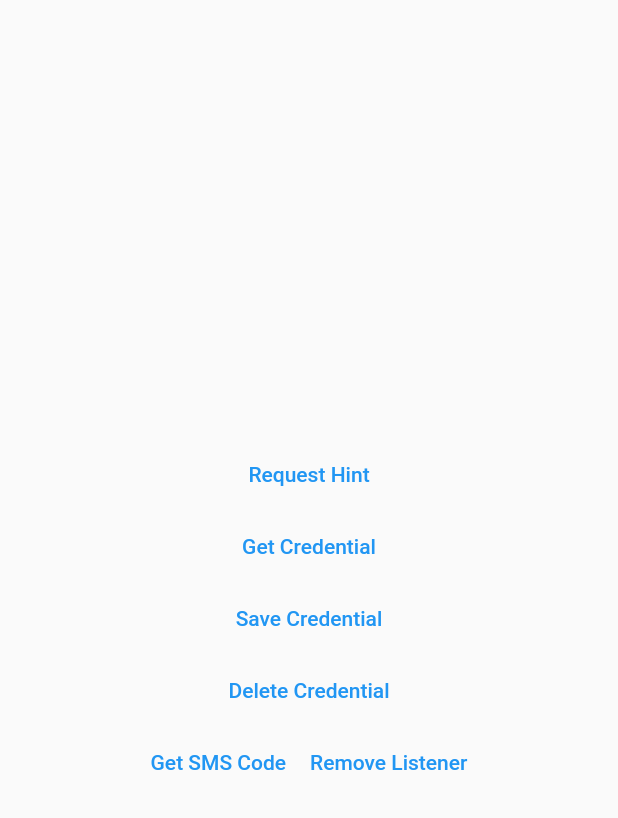
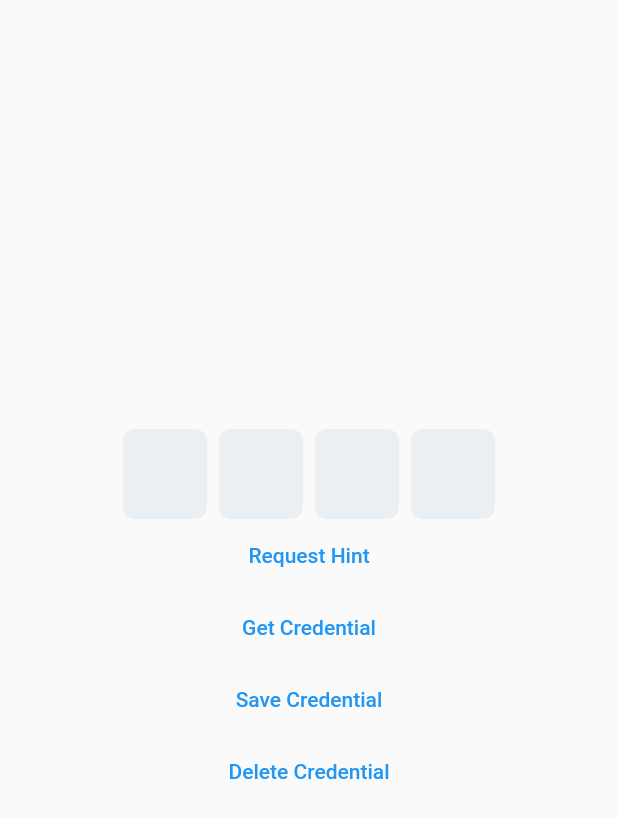
Before and after one commit to Tkko/flutter_smart_auth, a Flutter app: the screen it shows after launch, on a phone screen of 412 x 824 dp. Shown: the top 818 px of the screen. Run offline on Flutter 3.47's test engine with Material 2 defaults, Android fonts, the phone set to English and light mode, and no system bars; drawn by our look-alikes of pinput.

Commit message:
Fixed reinitializing

```diff
--- a/example/lib/main.dart
+++ b/example/lib/main.dart
@@ -1,4 +1,5 @@
 import 'package:flutter/material.dart';
+import 'package:pinput/pinput.dart';
 import 'package:smart_auth/smart_auth.dart';
 
 void main() {
@@ -14,14 +15,23 @@ class MyApp extends StatefulWidget {
 
 class _MyAppState extends State<MyApp> {
   final smartAuth = SmartAuth();
+  final pinputController = TextEditingController();
 
   @override
   void initState() {
     super.initState();
-    getAppSignatue();
+    getAppSignature();
+    getSmsCode();
   }
 
-  void getAppSignatue() async {
+  @override
+  void dispose() {
+    smartAuth.removeSmsListener();
+    pinputController.dispose();
+    super.dispose();
+  }
+
+  void getAppSignature() async {
     final res = await smartAuth.getAppSignature();
     debugPrint('Signature: $res');
   }
@@ -38,9 +48,10 @@ class _MyAppState extends State<MyApp> {
   void getSmsCode() async {
     final res = await smartAuth.getSmsCode();
     if (res.succeed) {
+      pinputController.setText(res.code!);
       debugPrint('SMS: ${res.code}');
     } else {
-      debugPrint('SMS Failure:');
+      debugPrint('SMS Failure: ${res.sms}');
     }
   }
 
@@ -50,6 +61,7 @@ class _MyAppState extends State<MyApp> {
 
   // identifier Url
   final accountType = 'https://developers.google.com';
+
   // Value you want to save, phone number or email for example
   final credentialId = 'Credential Id';
   final credentialName = 'Credential Name';
@@ -89,6 +101,7 @@ class _MyAppState extends State<MyApp> {
           crossAxisAlignment: CrossAxisAlignment.stretch,
           mainAxisAlignment: MainAxisAlignment.center,
           children: [
+            Pinput(controller: pinputController),
             TextButton(
               onPressed: requestHint,
               child: const Text('Request Hint'),
@@ -105,19 +118,6 @@ class _MyAppState extends State<MyApp> {
               onPressed: deleteCredential,
               child: const Text('Delete Credential'),
             ),
-            Row(
-              mainAxisAlignment: MainAxisAlignment.center,
-              children: [
-                TextButton(
-                  onPressed: getSmsCode,
-                  child: const Text('Get SMS Code'),
-                ),
-                TextButton(
-                  onPressed: removeSmsListener,
-                  child: const Text('Remove Listener'),
-                ),
-              ],
-            ),
           ],
         ),
       ),
--- a/lib/src/smart_auth.dart
+++ b/lib/src/smart_auth.dart
@@ -11,6 +11,14 @@ const _defaultCodeMatcher = '\\d{4,7}';
 
 class SmartAuth {
   static const MethodChannel _channel = MethodChannel('fman.smart_auth');
+  SmartAuth() {
+    _channel.setMethodCallHandler(_didReceive);
+  }
+
+  Future<void> _didReceive(MethodCall method) async {
+    print('HII ${method.arguments}');
+  }
+
 
   /// This method outputs hash that is required for SMS Retriever API [https://developers.google.com/identity/sms-retriever/overview?hl=en]
   /// SMS must contain this hash at the end of the text
```
Also changed, not shown: example/pubspec.yaml (+1 -62 lines), example/pubspec.lock, 1 other file.
